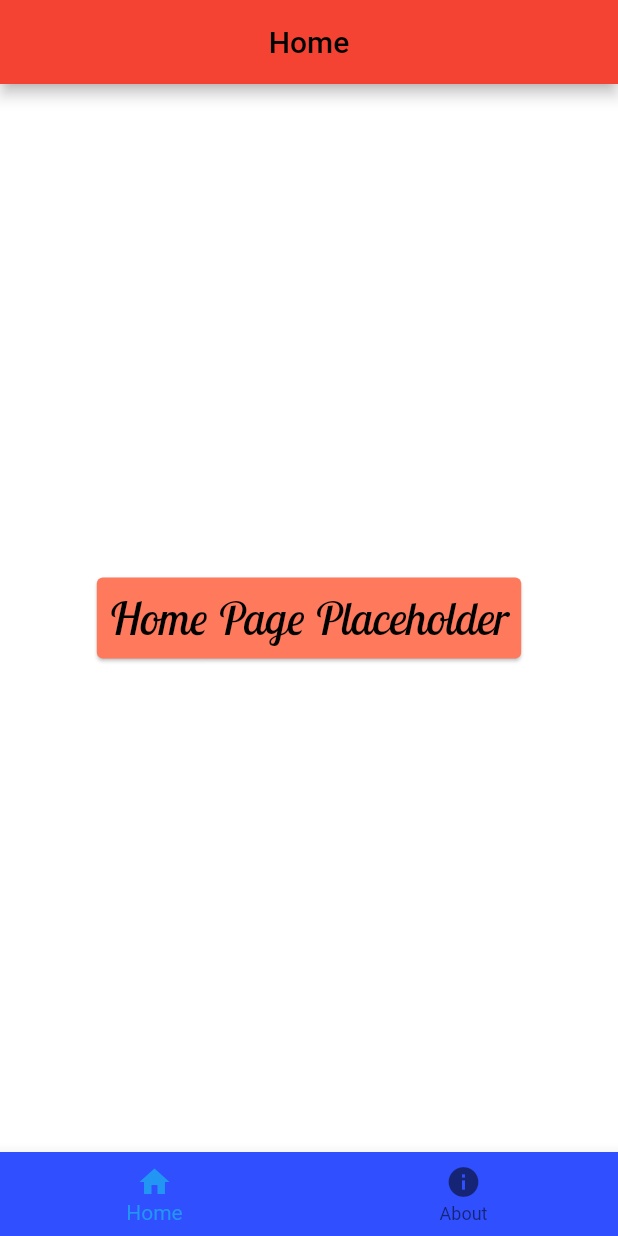
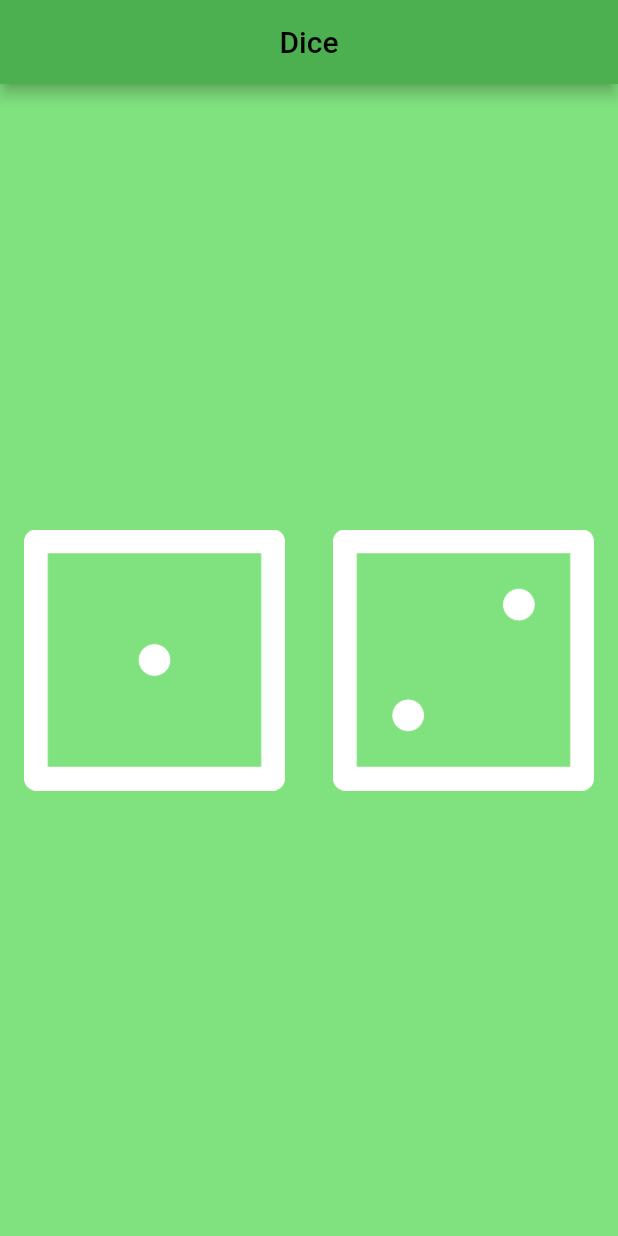
Before and after one commit to StephSutherly/flutter-portfolio, a Flutter app: the screen it shows after launch, on a phone screen of 412 x 824 dp. Run offline on Flutter 3.47's test engine with Material 2 defaults, Android fonts, the phone set to English and light mode, and no system bars.

Commit message:
working through flutter tutorial: add dice screen as record of learning; add dice images and initial design to screen

```diff
--- a/lib/main.dart
+++ b/lib/main.dart
@@ -1,7 +1,8 @@
 import 'package:flutter/material.dart';
 import 'package:flutter_portfolio/screens/home.dart';
 import 'screens/about.dart';
+import 'screens/learningProjects/dice.dart';
 
 void main() {
-  runApp(const Home());
+  runApp(const Dice());
 }
--- /dev/null
+++ b/lib/screens/learningProjects/dice.dart
@@ -0,0 +1,43 @@
+import 'package:flutter/material.dart';
+import '../../services/themes.dart';
+
+class Dice extends StatelessWidget {
+  const Dice({Key? key}) : super(key: key);
+
+  @override
+  Widget build(BuildContext context) {
+    return MaterialApp(
+      home: Scaffold(
+        backgroundColor: ThemeService.primaryAccentLight,
+        appBar: AppBar(
+          title: const Text(
+            'Dice',
+            style: TextStyle(
+              color: ThemeService.dark,
+            ),
+          ),
+          backgroundColor: ThemeService.primaryAccent,
+          centerTitle: true,
+        ),
+        body: Center(
+          child: Row(
+            children: [
+              Expanded(
+                child: Padding(
+                  padding: const EdgeInsets.all(16.0),
+                  child: Image.asset('images/dice1.png'),
+                ),
+              ),
+              Expanded(
+                child: Padding(
+                  padding: const EdgeInsets.all(16.0),
+                  child: Image.asset('images/dice2.png'),
+                ),
+              ),
+            ],
+          ),
+        ),
+      ),
+    );
+  }
+}
```
Also changed, not shown: images/dice1.png (added), images/dice2.png (added), images/dice3.png (added), images/dice4.png (added), images/dice5.png (added), images/dice6.png (added).
